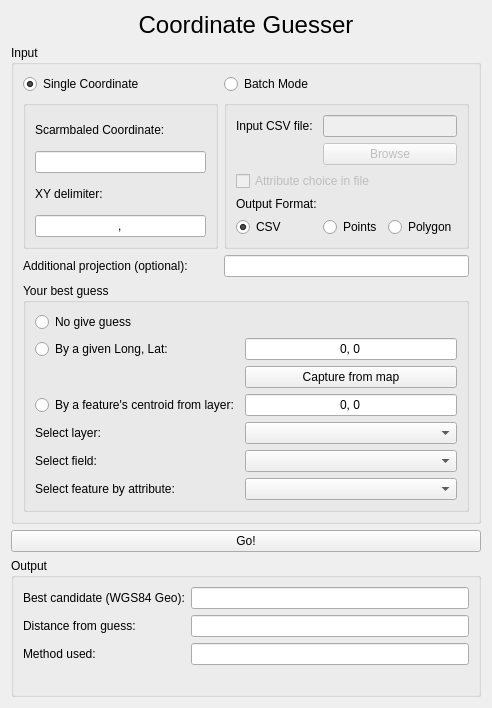
Qt form CoordGuesser_dialog_base.ui (jicrbuh/CoordinateGuesser) before a commit.
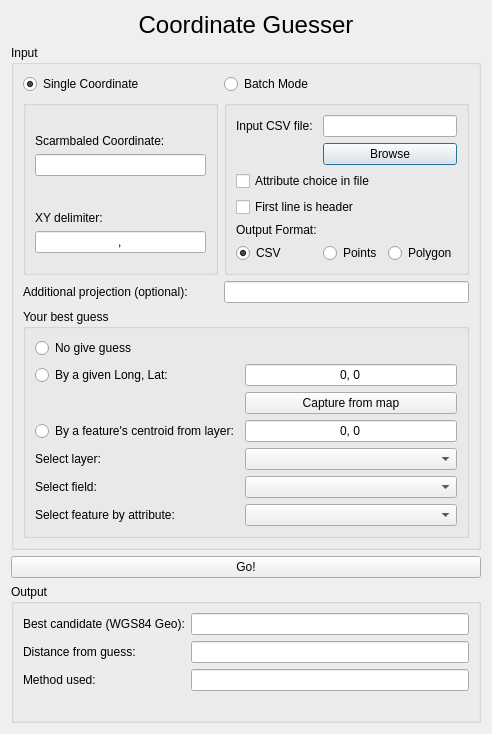
The same form after that commit.

The edit to the form file:
```diff
--- a/CoordGuesser_dialog_base.ui
+++ b/CoordGuesser_dialog_base.ui
@@ -7,7 +7,7 @@
     <x>0</x>
     <y>0</y>
     <width>492</width>
-    <height>699</height>
+    <height>666</height>
    </rect>
   </property>
   <property name="windowTitle">
@@ -27,31 +27,14 @@
      </property>
      <layout class="QGridLayout" name="gridLayout_2">
       <item row="1" column="1">
-       <widget class="QGroupBox" name="groupBox_4">
+       <widget class="QGroupBox" name="groupBox_batch">
+        <property name="enabled">
+         <bool>true</bool>
+        </property>
         <property name="title">
          <string/>
         </property>
         <layout class="QGridLayout" name="gridLayout_5">
-         <item row="0" column="1" colspan="2">
-          <widget class="QLineEdit" name="lineEdit_filePath">
-           <property name="enabled">
-            <bool>false</bool>
-           </property>
-          </widget>
-         </item>
-         <item row="1" column="1" colspan="2">
-          <widget class="QPushButton" name="pushButton_browse">
-           <property name="enabled">
-            <bool>false</bool>
-           </property>
-           <property name="text">
-            <string>Browse</string>
-           </property>
-           <property name="checkable">
-            <bool>false</bool>
-           </property>
-          </widget>
-         </item>
          <item row="0" column="0">
           <widget class="QLabel" name="label_5">
            <property name="text">
@@ -59,18 +42,11 @@
            </property>
           </widget>
          </item>
-         <item row="2" column="0" colspan="2">
-          <widget class="QCheckBox" name="checkBox_attr">
-           <property name="enabled">
-            <bool>false</bool>
-           </property>
-           <property name="text">
-            <string>Attribute choice in file</string>
-           </property>
-          </widget>
-         </item>
-         <item row="4" column="0">
+         <item row="5" column="0">
           <widget class="QRadioButton" name="radioCSV">
+           <property name="enabled">
+            <bool>true</bool>
+           </property>
            <property name="text">
             <string>CSV</string>
            </property>
@@ -79,27 +55,76 @@
            </property>
           </widget>
          </item>
-         <item row="4" column="2">
-          <widget class="QRadioButton" name="radioPoly">
-           <property name="text">
-            <string>Polygon</string>
-           </property>
-          </widget>
-         </item>
-         <item row="4" column="1">
+         <item row="5" column="1">
           <widget class="QRadioButton" name="radioPoints">
+           <property name="enabled">
+            <bool>true</bool>
+           </property>
            <property name="text">
             <string>Points</string>
            </property>
           </widget>
          </item>
-         <item row="3" column="0">
+         <item row="0" column="1" colspan="2">
+          <widget class="QLineEdit" name="lineEdit_filePath">
+           <property name="enabled">
+            <bool>true</bool>
+           </property>
+          </widget>
+         </item>
+         <item row="2" column="0" colspan="2">
+          <widget class="QCheckBox" name="checkBox_attr">
+           <property name="enabled">
+            <bool>true</bool>
+           </property>
+           <property name="text">
+            <string>Attribute choice in file</string>
+           </property>
+          </widget>
+         </item>
+         <item row="5" column="2">
+          <widget class="QRadioButton" name="radioPoly">
+           <property name="enabled">
+            <bool>true</bool>
+           </property>
+           <property name="text">
+            <string>Polygon</string>
+           </property>
+          </widget>
+         </item>
+         <item row="4" column="0">
           <widget class="QLabel" name="label_12">
+           <property name="enabled">
+            <bool>true</bool>
+           </property>
            <property name="text">
             <string>Output Format:</string>
            </property>
           </widget>
          </item>
+         <item row="1" column="1" colspan="2">
+          <widget class="QPushButton" name="pushButton_browse">
+           <property name="enabled">
+            <bool>true</bool>
+           </property>
+           <property name="text">
+            <string>Browse</string>
+           </property>
+           <property name="checkable">
+            <bool>false</bool>
+           </property>
+          </widget>
+         </item>
+         <item row="3" column="0" colspan="2">
+          <widget class="QCheckBox" name="checkBox_header">
+           <property name="enabled">
+            <bool>true</bool>
+           </property>
+           <property name="text">
+            <string>First line is header</string>
+           </property>
+          </widget>
+         </item>
         </layout>
        </widget>
       </item>
@@ -109,24 +134,14 @@
          <string/>
         </property>
         <layout class="QGridLayout" name="gridLayout_4">
-         <item row="1" column="0">
-          <widget class="QLineEdit" name="scrambled"/>
-         </item>
-         <item row="0" column="0">
-          <widget class="QLabel" name="label_10">
-           <property name="text">
-            <string>Scarmbaled Coordinate:</string>
-           </property>
-          </widget>
-         </item>
-         <item row="3" column="0">
+         <item row="3" column="0" alignment="Qt::AlignBottom">
           <widget class="QLabel" name="label_4">
            <property name="text">
             <string>XY delimiter:</string>
            </property>
           </widget>
          </item>
-         <item row="4" column="0">
+         <item row="4" column="0" alignment="Qt::AlignTop">
           <widget class="QLineEdit" name="xydelim">
            <property name="text">
             <string>,</string>
@@ -136,6 +151,16 @@
            </property>
           </widget>
          </item>
+         <item row="1" column="0" alignment="Qt::AlignTop">
+          <widget class="QLineEdit" name="scrambled"/>
+         </item>
+         <item row="0" column="0" alignment="Qt::AlignBottom">
+          <widget class="QLabel" name="label_10">
+           <property name="text">
+            <string>Scarmbaled Coordinate:</string>
+           </property>
+          </widget>
+         </item>
         </layout>
        </widget>
       </item>
```
Left out of the diff: 5 changed lines with no effect on the pictures.
